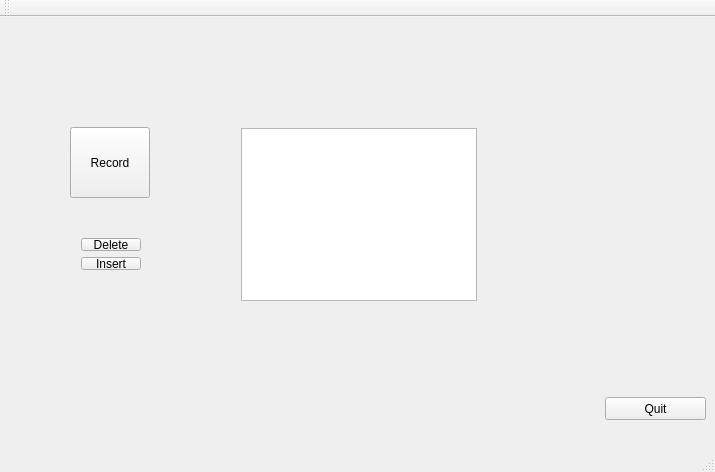
graiola/virtual-fixtures, file vf_gui/forms/mainwindow.ui: the form before one commit.
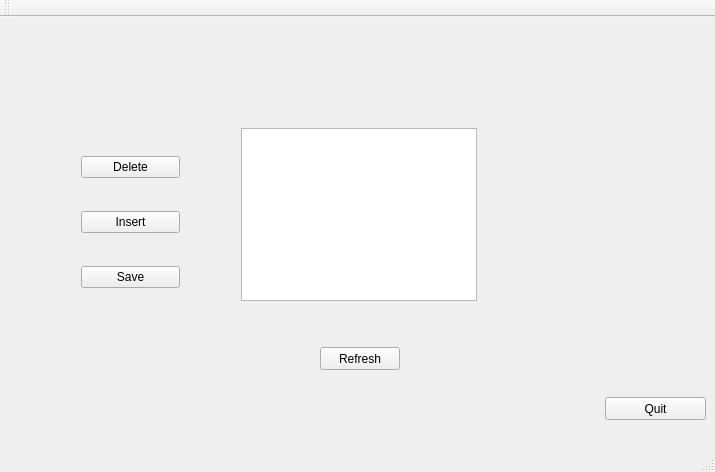
The form after the commit.

Commit message: Define the layout with load, delete and save

What changed in the file:
```diff
--- a/vf_gui/forms/mainwindow.ui
+++ b/vf_gui/forms/mainwindow.ui
@@ -49,13 +49,26 @@
      </item>
     </layout>
    </widget>
-   <widget class="QWidget" name="layoutWidget">
+   <widget class="QPushButton" name="refreshButton">
+    <property name="geometry">
+     <rect>
+      <x>320</x>
+      <y>330</y>
+      <width>80</width>
+      <height>23</height>
+     </rect>
+    </property>
+    <property name="text">
+     <string>Refresh</string>
+    </property>
+   </widget>
+   <widget class="QWidget" name="">
     <property name="geometry">
      <rect>
       <x>70</x>
-      <y>210</y>
-      <width>82</width>
-      <height>54</height>
+      <y>101</y>
+      <width>121</width>
+      <height>211</height>
      </rect>
     </property>
     <layout class="QVBoxLayout" name="verticalLayout_2">
@@ -73,21 +86,15 @@
        </property>
       </widget>
      </item>
+     <item>
+      <widget class="QPushButton" name="saveButton">
+       <property name="text">
+        <string>Save</string>
+       </property>
+      </widget>
+     </item>
     </layout>
    </widget>
-   <widget class="QPushButton" name="recordButton">
-    <property name="geometry">
-     <rect>
-      <x>70</x>
-      <y>110</y>
-      <width>80</width>
-      <height>71</height>
-     </rect>
-    </property>
-    <property name="text">
-     <string>Record</string>
-    </property>
-   </widget>
   </widget>
   <widget class="QMenuBar" name="menuBar">
    <property name="geometry">
```
The commit also changes 2 other files.
